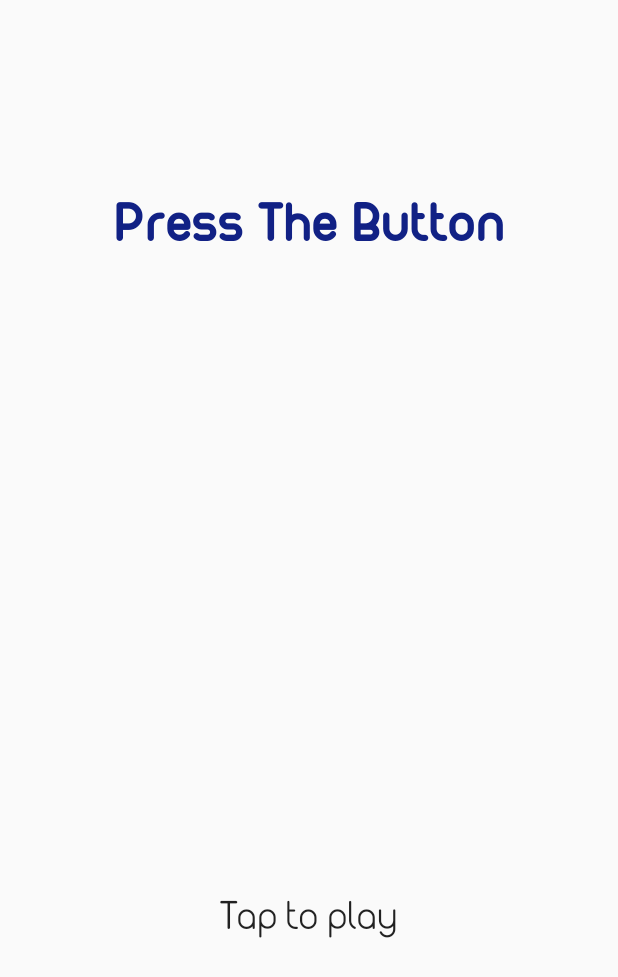
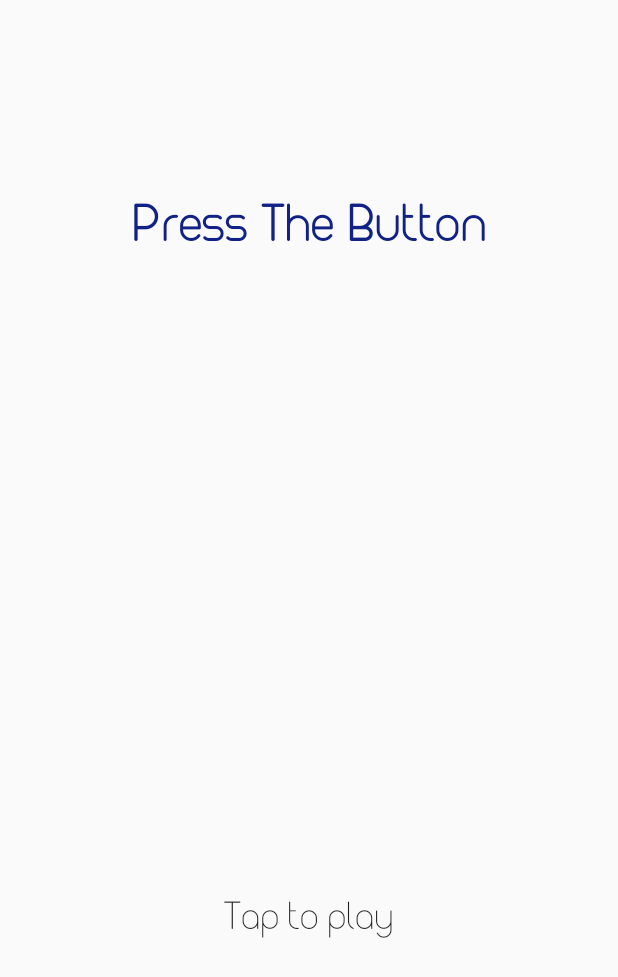
Before and after one commit to Nuglitch/PressTheButton, an Android app: the screen it shows after launch (MenuActivity), on a phone screen of 412 x 824 dp. Shown: the top 977 px of the screen. Run offline under Robolectric (Android 15) with nearby library versions, the phone set to English and light mode, and no system bars.

```diff
--- a/app/src/main/java/com/merce/oscar/pressthebutton/MenuActivity.java
+++ b/app/src/main/java/com/merce/oscar/pressthebutton/MenuActivity.java
@@ -26,11 +26,11 @@ public class MenuActivity extends AppCompatActivity {
         setContentView(R.layout.activity_menu);
 
         TextView title = (TextView) findViewById(R.id.app_title);
-        Typeface font = Typeface.createFromAsset(getAssets(), "fonts/MAXWELL_BOLD.ttf");
+        Typeface font = Typeface.createFromAsset(getAssets(), "fonts/MAXWELL_REGULAR.ttf");
         title.setTypeface(font);
 
         TextView startButton = (TextView) findViewById(R.id.start_button);
-        font = Typeface.createFromAsset(getAssets(), "fonts/MAXWELL_REGULAR.ttf");
+        font = Typeface.createFromAsset(getAssets(), "fonts/MAXWELL_LIGHT.ttf");
         startButton.setTypeface(font);
         startButton.setOnClickListener(new View.OnClickListener() {
             @Override
```
Also changed, not shown: app/src/main/ic_launcher-web.png, app/src/main/res/mipmap-hdpi/ic_launcher.png, app/src/main/res/mipmap-mdpi/ic_launcher.png, app/src/main/res/mipmap-xhdpi/ic_launcher.png, app/src/main/res/mipmap-xxhdpi/ic_launcher.png, app/src/main/res/mipmap-xxxhdpi/ic_launcher.png.
